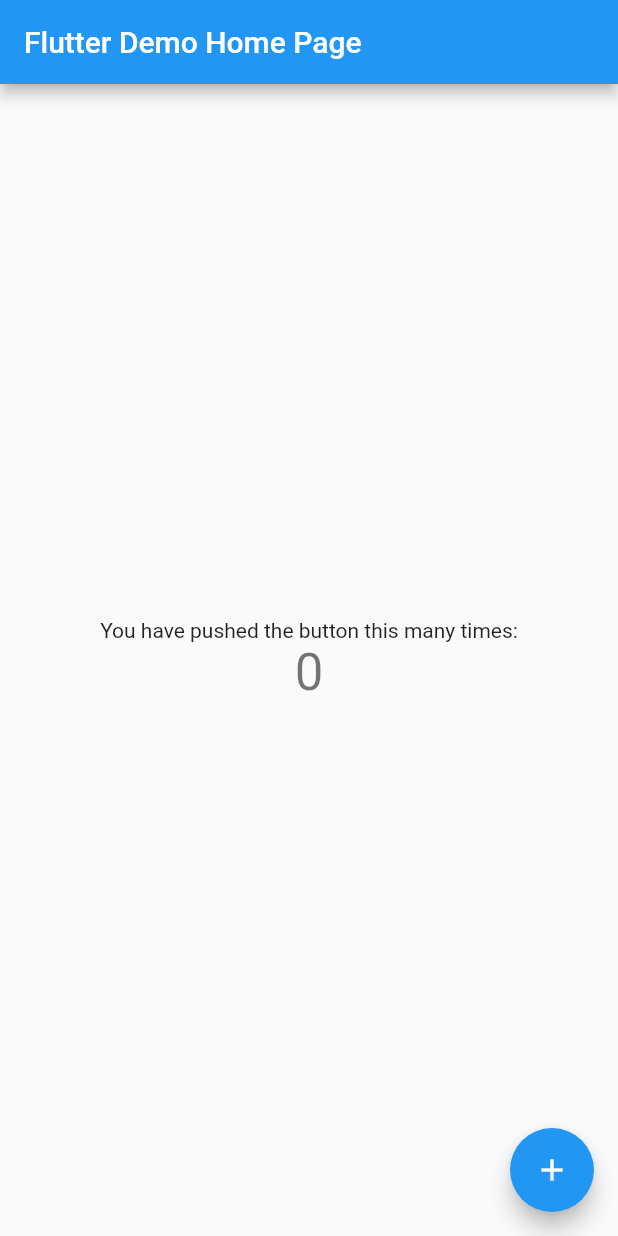
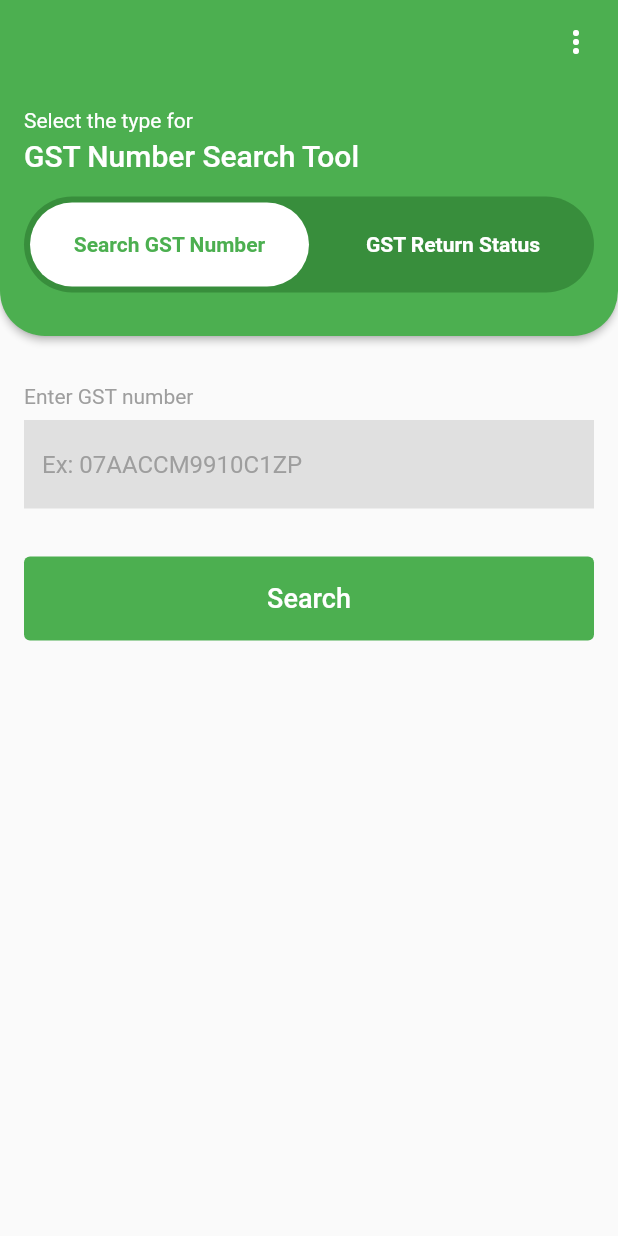
Before and after one commit to jainrocky/gst_search, a Flutter app: the screen it shows after launch, on a phone screen of 412 x 824 dp. Run offline on Flutter 3.47's test engine with Material 2 defaults, Android fonts, the phone set to English and light mode, and no system bars; our stand-ins replace fluttertoast.

Commit message:
update json

```diff
--- a/lib/main.dart
+++ b/lib/main.dart
@@ -1,4 +1,9 @@
 import 'package:flutter/material.dart';
+import 'package:gst_search/models/gst_profile.dart';
+import 'package:gst_search/services/gst_api.dart';
+import 'package:gst_search/views/gst_result_view.dart';
+import 'package:gst_search/views/gst_search_view.dart';
+
 
 void main() {
   runApp(MyApp());
@@ -9,105 +14,24 @@ class MyApp extends StatelessWidget {
   @override
   Widget build(BuildContext context) {
     return MaterialApp(
-      title: 'Flutter Demo',
+      debugShowCheckedModeBanner: false,
+      title: 'GST Search',
       theme: ThemeData(
-        // This is the theme of your application.
-        //
-        // Try running your application with "flutter run". You'll see the
-        // application has a blue toolbar. Then, without quitting the app, try
-        // changing the primarySwatch below to Colors.green and then invoke
-        // "hot reload" (press "r" in the console where you ran "flutter run",
-        // or simply save your changes to "hot reload" in a Flutter IDE).
-        // Notice that the counter didn't reset back to zero; the application
-        // is not restarted.
-        primarySwatch: Colors.blue,
+        primarySwatch: Colors.blue
       ),
-      home: MyHomePage(title: 'Flutter Demo Home Page'),
+      home: GSTSearchView(),
+      onGenerateRoute: _onGenerateRoute,
     );
   }
+
+  Route _onGenerateRoute(RouteSettings settings) {
+      switch (settings.name) {
+        case GSTSearchView.routeName:
+          return PageRouteBuilder(pageBuilder: (_, __, ___) => GSTSearchView());
+        case GSTResultView.routeName:
+          GSTProfile profile=settings.arguments;
+          return PageRouteBuilder(pageBuilder: (_, __, ___) => GSTResultView(profile));
+      }
+    }
+
 }
-
-class MyHomePage extends StatefulWidget {
-  MyHomePage({Key key, this.title}) : super(key: key);
-
-  // This widget is the home page of your application. It is stateful, meaning
-  // that it has a State object (defined below) that contains fields that affect
-  // how it looks.
-
-  // This class is the configuration for the state. It holds the values (in this
-  // case the title) provided by the parent (in this case the App widget) and
-  // used by the build method of the State. Fields in a Widget subclass are
-  // always marked "final".
-
-  final String title;
-
-  @override
-  _MyHomePageState createState() => _MyHomePageState();
-}
-
-class _MyHomePageState extends State<MyHomePage> {
-  int _counter = 0;
-
-  void _incrementCounter() {
-    setState(() {
-      // This call to setState tells the Flutter framework that something has
-      // changed in this State, which causes it to rerun the build method below
-      // so that the display can reflect the updated values. If we changed
-      // _counter without calling setState(), then the build method would not be
-      // called again, and so nothing would appear to happen.
-      _counter++;
-    });
-  }
-
-  @override
-  Widget build(BuildContext context) {
-    // This method is rerun every time setState is called, for instance as done
-    // by the _incrementCounter method above.
-    //
-    // The Flutter framework has been optimized to make rerunning build methods
-    // fast, so that you can just rebuild anything that needs updating rather
-    // than having to individually change instances of widgets.
-    return Scaffold(
-      appBar: AppBar(
-        // Here we take the value from the MyHomePage object that was created by
-        // the App.build method, and use it to set our appbar title.
-        title: Text(widget.title),
-      ),
-      body: Center(
-        // Center is a layout widget. It takes a single child and positions it
-        // in the middle of the parent.
-        child: Column(
-          // Column is also a layout widget. It takes a list of children and
-          // arranges them vertically. By default, it sizes itself to fit its
-          // children horizontally, and tries to be as tall as its parent.
-          //
-          // Invoke "debug painting" (press "p" in the console, choose the
-          // "Toggle Debug Paint" action from the Flutter Inspector in Android
-          // Studio, or the "Toggle Debug Paint" command in Visual Studio Code)
-          // to see the wireframe for each widget.
-          //
-          // Column has various properties to control how it sizes itself and
-          // how it positions its children. Here we use mainAxisAlignment to
-          // center the children vertically; the main axis here is the vertical
-          // axis because Columns are vertical (the cross axis would be
-          // horizontal).
-          mainAxisAlignment: MainAxisAlignment.center,
-          children: <Widget>[
-            Text(
-              'You have pushed the button this many times:',
-            ),
-            Text(
-              '$_counter',
-              style: Theme.of(context).textTheme.headline4,
-            ),
-          ],
-        ),
-      ),
-      floatingActionButton: FloatingActionButton(
-        onPressed: _incrementCounter,
-        tooltip: 'Increment',
-        child: Icon(Icons.add),
-      ), // This trailing comma makes auto-formatting nicer for build methods.
-    );
-  }
-}
--- a/lib/models/gst_profile.dart
+++ b/lib/models/gst_profile.dart
@@ -2,17 +2,26 @@ class GSTProfile {
   String gstNumber;
   String name;
   String status;
-  String address;
+  String principlePlace;
+  String additionalPlace;
   String taxPayerType;
-  String businessType;
+  String constitutionOfBusiness;
+  String stateJurisdiction;
+  String centerJurisdiction;
   DateTime dateOfRegistration;
+  DateTime dateOfCancellation;
+
 
   GSTProfile.fromJson(Map<String, dynamic> map)
       : gstNumber = map['gstNumber'],
         name = map['name'],
         status = map['status'],
-        address = map['address'],
+        principlePlace = map['principlePlace'],
         taxPayerType = map['taxPayerType'],
-        businessType = map['businessType'],
-        dateOfRegistration = map['dateOfRegistration'];
+        constitutionOfBusiness = map['constitutionOfBusiness'],
+        dateOfRegistration = DateTime.tryParse(map['dateOfRegistration']),
+        dateOfCancellation = DateTime.tryParse(map['dateOfCancellation']),
+        additionalPlace=map['additionalPlace'],
+        centerJurisdiction=map['centerJurisdiction'],
+        stateJurisdiction=map['stateJurisdiction'];
 }
--- a/lib/services/gst_api.dart
+++ b/lib/services/gst_api.dart
@@ -1,9 +1,28 @@
+import 'dart:convert';
+import 'dart:io';
 import 'package:gst_search/models/gst_profile.dart';
+import 'package:http/http.dart' as http;
+
 
 class GSTApi{
 
-  Future<GSTApi> getGSTProfileByGSTNumber(){
+  static const String BASE_URL="https://raw.githubusercontent.com/jainrocky/gst_search/main/api/v1/";
 
+  static Future<GSTProfile> getGSTProfileByGSTNumber(String gstNumber) async{
+    try{
+      var response = await http.get(Uri.parse(BASE_URL + gstNumber + ".json"));
+
+      if(response.statusCode == HttpStatus.ok){
+        Map map=jsonDecode(response.body);
+        return GSTProfile.fromJson(map);
+      }
+
+    }catch(e){
+      //for debugging only
+      print("ERROR: "+e.toString());
+
+    }
+    return null;
   }
 
 }
--- /dev/null
+++ b/lib/views/gst_search_view.dart
@@ -0,0 +1,157 @@
+import 'package:flutter/cupertino.dart';
+import 'package:flutter/material.dart';
+import 'package:fluttertoast/fluttertoast.dart';
+import 'package:gst_search/services/gst_api.dart';
+import 'package:gst_search/views/gst_result_view.dart';
+
+class GSTSearchView extends StatefulWidget{
+  static const routeName='/gst_search_view';
+  @override
+  _GSTSearchViewState createState() => _GSTSearchViewState();
+}
+
+class _GSTSearchViewState extends State<GSTSearchView>{
+
+  TextEditingController _gstNumberController=TextEditingController();
+  Map<String, String> _errors = {};
+
+  @override
+  Widget build(BuildContext context) {
+    return Scaffold(
+        body: SafeArea(
+          child: SingleChildScrollView(
+            child: Column(
+              crossAxisAlignment: CrossAxisAlignment.start,
+              children: [
+                Card(
+                  color: Colors.green,
+                  margin: EdgeInsets.zero,
+                  shape: RoundedRectangleBorder(
+                    borderRadius: BorderRadius.only(
+                      bottomRight: Radius.circular(30),
+                      bottomLeft: Radius.circular(30),
+                    ),
+                  ),
+                  elevation: 2,
+                  child: Container(
+                    padding: EdgeInsets.all(16),
+                    height: 224,
+                    child: Column(
+                      mainAxisSize: MainAxisSize.min,
+                      crossAxisAlignment: CrossAxisAlignment.start,
+                      children: [
+                        Container(
+                          child: Icon(Icons.more_vert, color: Colors.white,),
+                          alignment: Alignment.topRight,
+                          margin: EdgeInsets.only(bottom: 32),
+                        ),
+                        Text("Select the type for", style: TextStyle(color: Colors.white),),
+                        SizedBox(height: 4,),
+                        Text("GST Number Search Tool", style: TextStyle(color: Colors.white, fontSize: 20, fontWeight: FontWeight.values[4]),),
+
+                        Container(
+                          margin: EdgeInsets.only(top: 16),
+                          decoration: BoxDecoration(
+                            color: Colors.green[700],
+                            borderRadius: BorderRadius.all(Radius.circular(50)),
+                          ),
+                          padding: EdgeInsets.all(4),
+                          child: Row(
+                            mainAxisAlignment: MainAxisAlignment.spaceBetween,
+                            children: [
+                              Expanded(
+                                child: Container(
+                                  decoration: BoxDecoration(
+                                    color: Colors.white,
+                                    borderRadius: BorderRadius.all(Radius.circular(50)),
+                                  ),
+                                  child: Text("Search GST Number", style: TextStyle(color: Colors.green, fontWeight: FontWeight.bold),),
+                                  height: 56,
+                                  alignment: Alignment.center,
+                                ),
+                              ),
+                              Expanded(
+                                child: Container(
+                                  alignment: Alignment.centerRight,
+                                  margin: EdgeInsets.only(right: 32),
+                                  child: Text("GST Return Status", style: TextStyle(color: Colors.white, fontWeight: FontWeight.bold),),
+                                ),
+                              )
+                            ],
+                          ),
+                        )
+                      ],
+                    ),
+                  ),
+                ),
+
+                Container(
+                  margin: EdgeInsets.only(top: 16),
+                  padding: EdgeInsets.all(16),
+                  child: Column(
+                    crossAxisAlignment: CrossAxisAlignment.start,
+                    children: [
+                      Text("Enter GST number", style: TextStyle(color: Colors.grey, fontWeight:FontWeight.values[3])),
+                      SizedBox(height: 8,),
+                      TextField(
+                        controller: _gstNumberController,
+                        // style: TextStyle(color: Colors.grey),
+                        decoration: InputDecoration(
+                          errorText: _errors['gstNumberError'],
+                          hintText: "Ex: 07AACCM9910C1ZP",
+                          hintStyle: TextStyle(color: Colors.grey),
+                          fillColor: Colors.grey[300],
+                          filled: true,
+                          border: OutlineInputBorder(
+                              borderRadius: BorderRadius.zero,
+                              borderSide: BorderSide.none
+                          ),
+
+                        ),
+                      ),
+                      SizedBox(height: 32,),
+                      Container(
+                        child: TextButton(
+                          onPressed: ()async{
+                            String gstNumber=_gstNumberController.text;
+                            if(gstNumber.isEmpty){
+                              setState(() {
+                                _errors['gstNumberError']='Please enter GTS number.';
+                              });
+                              return;
+                            }
+                            else _errors['gstNumberError']=null;
+
+                            var result=await GSTApi.getGSTProfileByGSTNumber(gstNumber);
+                            // print(result.name);
+                            if(result==null){
+                              //flutter toast message
+                              Fluttertoast.showToast(msg: 'Invalid GST number');
+                              return;
+                            }
+                            _gstNumberController.clear();
+                            Navigator.pushNamed(context, GSTResultView.routeName, arguments: result);
+                          },
+                          child: Text("Search", style: TextStyle(color: Colors.white, fontWeight: FontWeight.values[4], fontSize: 18),),
+                          style: TextButton.styleFrom(
+                            textStyle: TextStyle(
+                            ),
+                            backgroundColor: Colors.green,
+
+                          ),
+                        ),
+                        height: 56,
+                        width: MediaQuery.of(context).size.width,
+                      )
+                    ],
+                  ),
+                )
+
+
+              ],
+            ),
+          ),
+        )
+    );
+  }
+}
--- a/pubspec.yaml
+++ b/pubspec.yaml
@@ -29,6 +29,7 @@ dependencies:
   # Use with the CupertinoIcons class for iOS style icons.
   cupertino_icons: ^1.0.2
   http: ^0.13.3
+  fluttertoast: ^8.0.8
 
 dev_dependencies:
   flutter_test:
```
Also changed, not shown: api/v1/07AACCM9910C1ZP.json (+6 -2 lines), lib/views/gst_result_view.dart (added, +100 -0 lines), pubspec.lock.
